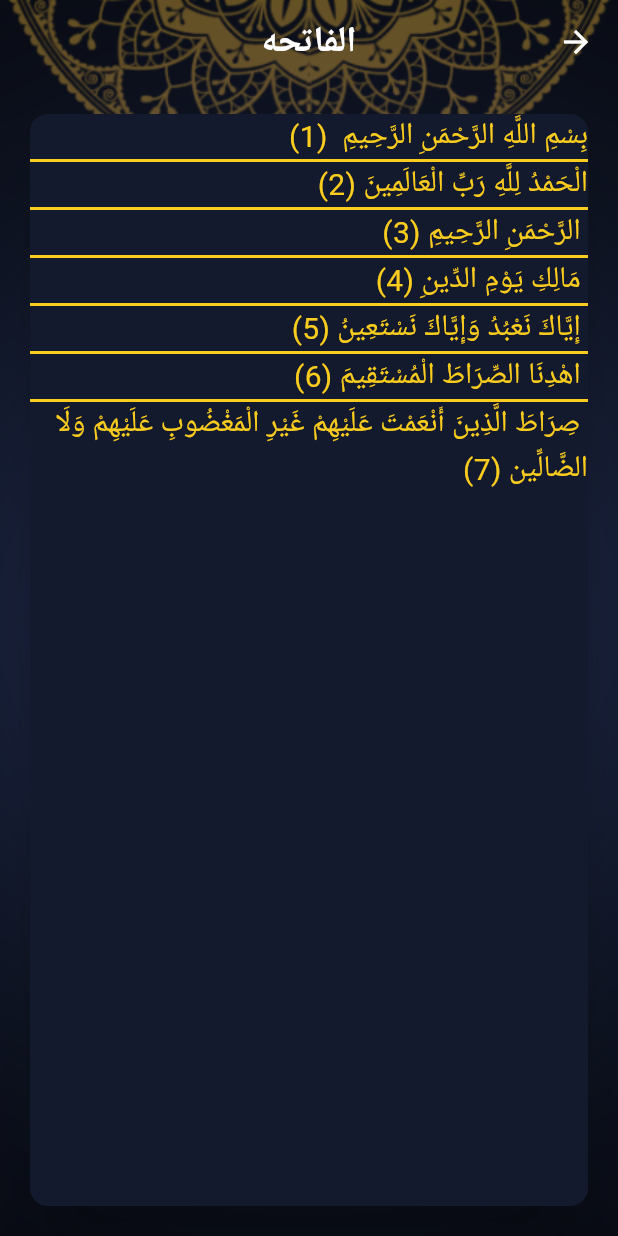
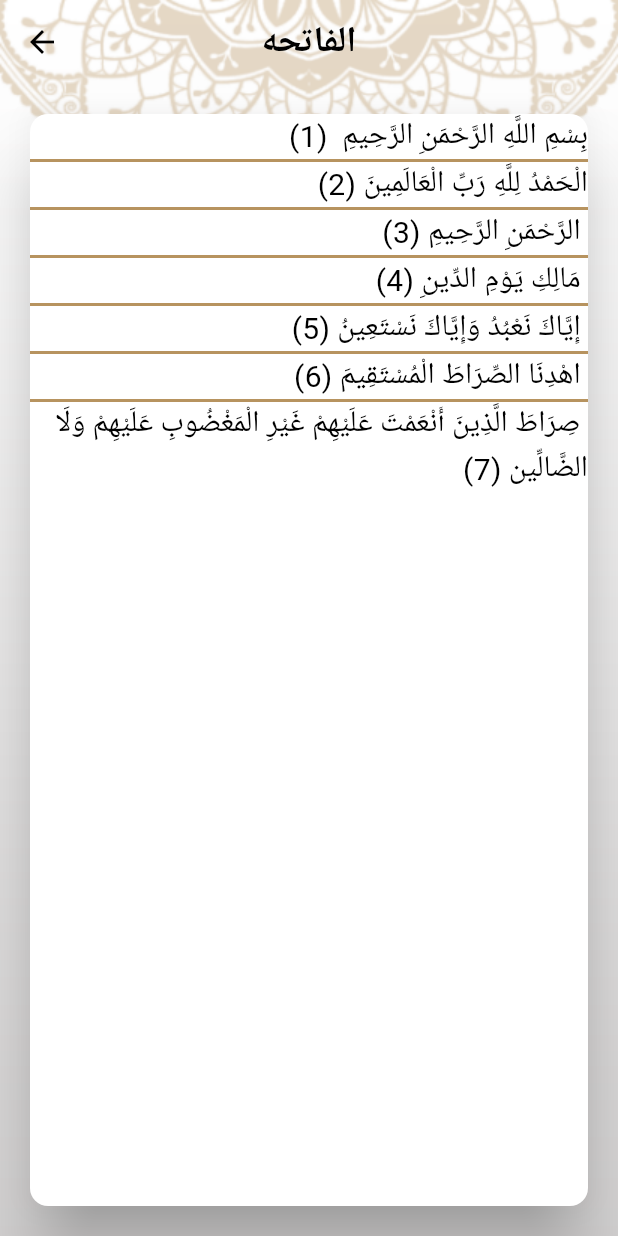
Before and after one commit to AliSamir070/islami_route_c10, a Flutter app: the screen it shows after launch, after a tap on "الفاتحه", on a phone screen of 412 x 824 dp. Run offline on Flutter 3.47's test engine with Material 3 defaults, Android fonts, the phone set to English and light mode, and no system bars; generated files the repository leaves out were written again.

Commit message:
+ add provider + finish logic of theme and localization

```diff
--- a/lib/main.dart
+++ b/lib/main.dart
@@ -1,13 +1,17 @@
 import 'package:flutter/material.dart';
 import 'package:flutter_localizations/flutter_localizations.dart';
+import 'package:islamy_app_c10/providers/setings_provider.dart';
 import 'package:islamy_app_c10/style/app_theme.dart';
 import 'package:islamy_app_c10/ui/hadeth_details/hadeth_details_screen.dart';
 import 'package:islamy_app_c10/ui/home/home_screen.dart';
 import 'package:islamy_app_c10/ui/quran_details/quran_details_screen.dart';
 import 'package:flutter_gen/gen_l10n/app_localizations.dart';
+import 'package:provider/provider.dart';
 void main() {
   print("Hello");
-  runApp(const MyApp());
+  runApp(ChangeNotifierProvider(
+      create: (context)=>SettingsProvider(),
+      child: const MyApp()));
 }
 
 class MyApp extends StatelessWidget {
@@ -16,6 +20,7 @@ class MyApp extends StatelessWidget {
   // This widget is the root of your application.
   @override
   Widget build(BuildContext context) {
+    SettingsProvider provider = Provider.of<SettingsProvider>(context);
     return MaterialApp(
       title: 'Flutter Demo',
       debugShowCheckedModeBanner: false,
@@ -29,10 +34,10 @@ class MyApp extends StatelessWidget {
         Locale('en'), // English
         Locale('ar'), // Spanish
       ],
-      locale: Locale("ar"),
+      locale: Locale(provider.language),
       theme: AppTheme.lightTheme,
       darkTheme: AppTheme.darkTheme,
-      themeMode: AppTheme.isDark?ThemeMode.dark:ThemeMode.light,
+      themeMode: provider.theme,
       initialRoute: HomeScreen.routeName,
       routes: {
         HomeScreen.routeName:(_)=>HomeScreen(),
--- /dev/null
+++ b/lib/providers/setings_provider.dart
@@ -0,0 +1,22 @@
+import 'package:flutter/material.dart';
+
+// observable
+// subject
+// publisher
+class SettingsProvider extends ChangeNotifier{
+  ThemeMode theme = ThemeMode.light;
+
+  void changeTheme(ThemeMode newTheme){
+    if(theme == newTheme) return;
+    theme = newTheme;
+    notifyListeners();
+  }
+
+  String language = "en";
+
+  void changeLanguage(String newLanguage){
+    if(language == newLanguage) return;
+    language = newLanguage;
+    notifyListeners();
+  }
+}
--- a/lib/ui/hadeth_details/hadeth_details_screen.dart
+++ b/lib/ui/hadeth_details/hadeth_details_screen.dart
@@ -1,6 +1,8 @@
 import 'package:flutter/material.dart';
 import 'package:islamy_app_c10/ui/home/hadeth_model.dart';
+import 'package:provider/provider.dart';
 
+import '../../providers/setings_provider.dart';
 import '../../style/app_theme.dart';
 
 class HadethDetailsScreen extends StatelessWidget {
@@ -9,11 +11,13 @@ class HadethDetailsScreen extends StatelessWidget {
 
   @override
   Widget build(BuildContext context) {
+    SettingsProvider provider = Provider.of<SettingsProvider>(context);
+
     HadethModel hadethModel = ModalRoute.of(context)?.settings.arguments as HadethModel;
     return Container(
       decoration: BoxDecoration(
           image: DecorationImage(
-              image: AssetImage(AppTheme.isDark?"assets/images/dark_bg.png":"assets/images/bg3.png"),
+              image: AssetImage(provider.theme == ThemeMode.dark?"assets/images/dark_bg.png":"assets/images/bg3.png"),
               fit: BoxFit.fill
           )
       ),
--- a/lib/ui/home/home_screen.dart
+++ b/lib/ui/home/home_screen.dart
@@ -1,11 +1,13 @@
 import 'package:flutter/material.dart';
 import 'package:flutter_gen/gen_l10n/app_localizations.dart';
+import 'package:islamy_app_c10/providers/setings_provider.dart';
 import 'package:islamy_app_c10/style/app_theme.dart';
 import 'package:islamy_app_c10/ui/home/tabs/ahedeth_widget.dart';
 import 'package:islamy_app_c10/ui/home/tabs/quran_widget.dart';
 import 'package:islamy_app_c10/ui/home/tabs/radio_widget.dart';
 import 'package:islamy_app_c10/ui/home/tabs/sebha_widget.dart';
 import 'package:islamy_app_c10/ui/home/tabs/settings_widget.dart';
+import 'package:provider/provider.dart';
 
 class HomeScreen extends StatefulWidget {
   static const String routeName = "HomeScreen";
@@ -25,10 +27,11 @@ class _HomeScreenState extends State<HomeScreen> {
   ];
   @override
   Widget build(BuildContext context) {
+    SettingsProvider provider = Provider.of<SettingsProvider>(context);
     return Container(
       decoration: BoxDecoration(
         image: DecorationImage(
-            image: AssetImage(AppTheme.isDark?"assets/images/dark_bg.png":"assets/images/bg3.png"),
+            image: AssetImage(provider.theme == ThemeMode.dark?"assets/images/dark_bg.png":"assets/images/bg3.png"),
             fit: BoxFit.fill
         )
       ),
@@ -69,7 +72,7 @@ class _HomeScreenState extends State<HomeScreen> {
                   icon: Icon(
                     Icons.settings
                   ),
-                  label: 'Settings'
+                  label: AppLocalizations.of(context)!.settings
               ),
             ]
         ),
--- a/lib/ui/quran_details/quran_details_screen.dart
+++ b/lib/ui/quran_details/quran_details_screen.dart
@@ -1,6 +1,9 @@
 import 'package:flutter/material.dart';
 import 'package:flutter/services.dart';
 import 'package:islamy_app_c10/style/app_theme.dart';
+import 'package:provider/provider.dart';
+
+import '../../providers/setings_provider.dart';
 
 class QuranDetailsScreen extends StatefulWidget {
   static const String routeName = "QuranDetailsScreen";
@@ -12,6 +15,7 @@ class QuranDetailsScreen extends StatefulWidget {
 class _QuranDetailsScreenState extends State<QuranDetailsScreen> {
   @override
   Widget build(BuildContext context){
+    SettingsProvider provider = Provider.of<SettingsProvider>(context);
     QuranDetailsArgs args = ModalRoute.of(context)?.settings.arguments as QuranDetailsArgs;
     if(lines.isEmpty){
       readQuranFile(args.index);
@@ -19,7 +23,7 @@ class _QuranDetailsScreenState extends State<QuranDetailsScreen> {
     return Container(
       decoration: BoxDecoration(
           image: DecorationImage(
-              image: AssetImage(AppTheme.isDark?"assets/images/dark_bg.png":"assets/images/bg3.png"),
+              image: AssetImage(provider.theme == ThemeMode.dark?"assets/images/dark_bg.png":"assets/images/bg3.png"),
               fit: BoxFit.fill
           )
       ),
--- a/pubspec.yaml
+++ b/pubspec.yaml
@@ -38,6 +38,7 @@ dependencies:
   flutter_localizations:
     sdk: flutter
   intl: any
+  provider: ^6.1.1
 
 dev_dependencies:
   flutter_test:
```
Also changed, not shown: lib/translations/app_ar.arb (+6 -1 lines), lib/translations/app_en.arb (+6 -1 lines), lib/ui/home/tabs/language_sheet.dart (+10 -2 lines), lib/ui/home/tabs/settings_widget.dart (+11 -5 lines), lib/ui/home/tabs/theme_sheet.dart (+13 -3 lines), pubspec.lock.
